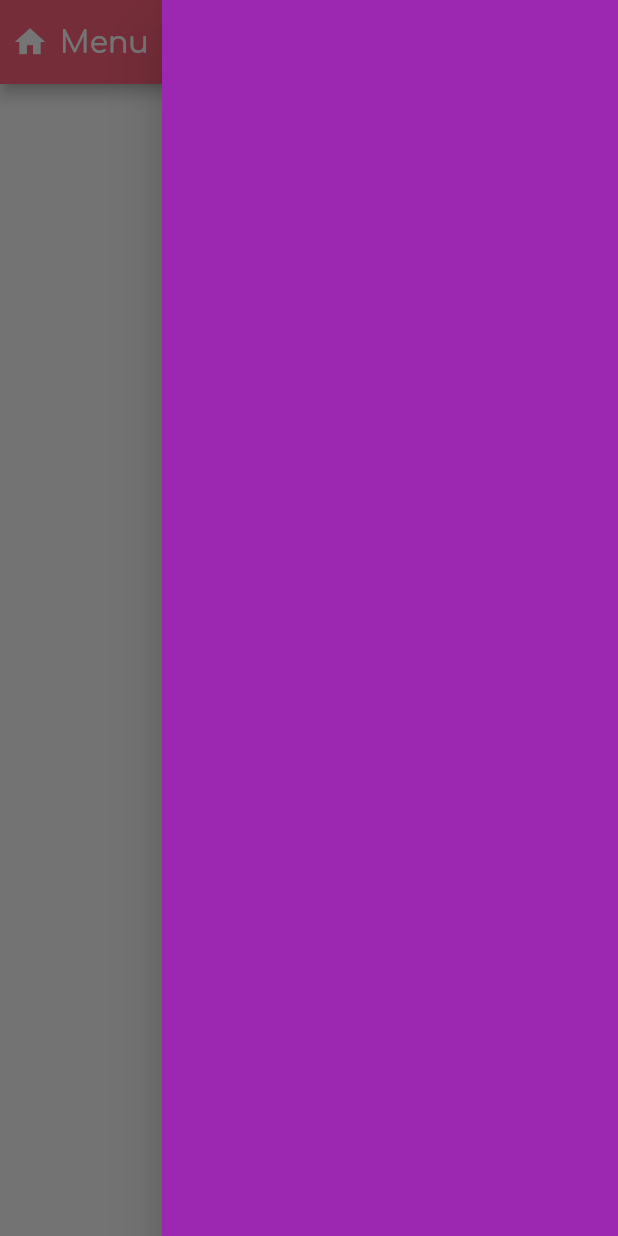
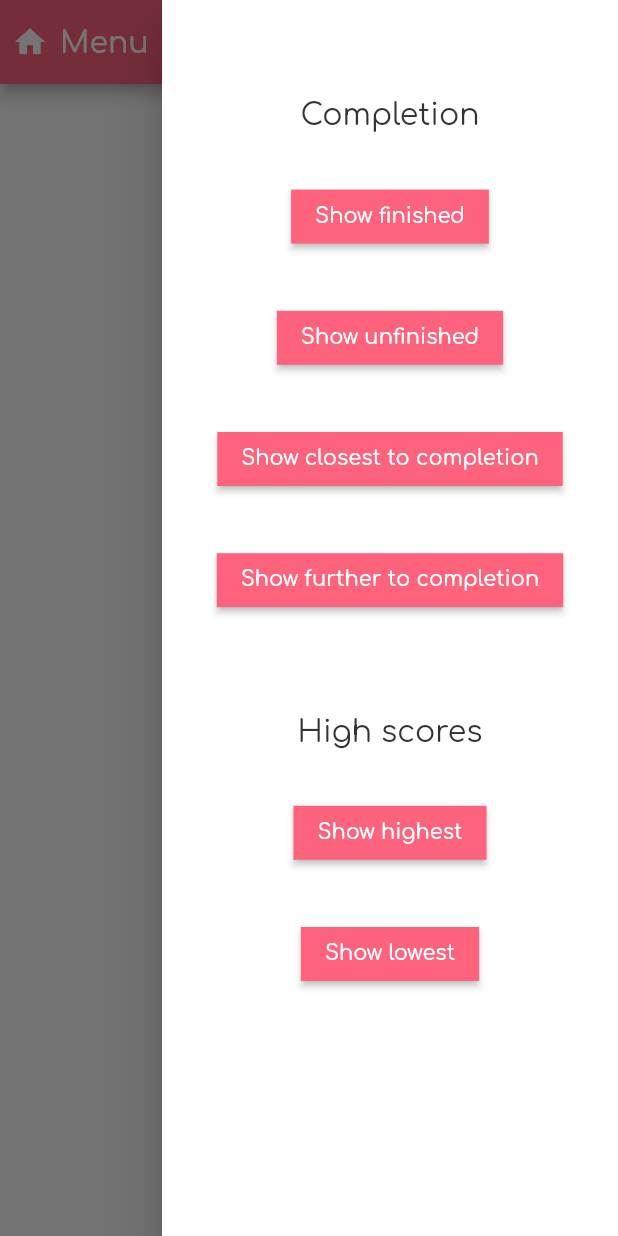
Before and after one commit to Cellulo-Hub-Team/Hub, a Flutter app: the MyAchievements screen opened directly, with the side drawer open, on a phone screen of 412 x 824 dp. Run offline on Flutter 3.47's test engine with Material 2 defaults, Android fonts, the phone set to English and light mode, and no system bars; our stand-ins replace cloud_firestore, file_picker, firebase_auth, firebase_core, firebase_storage, flutter_icons and 6 more; missing offline and left inert: cloud_firestore_web, device_apps, firebase_auth_web, firebase_core_web, firebase_storage_web, firedart and 4 more; accounts and stored records are empty.

Commit message:
Added filters to MyAchievements

```diff
--- a/lib/custom_widgets/custom_scaffold.dart
+++ b/lib/custom_widgets/custom_scaffold.dart
@@ -40,11 +40,11 @@ class _CustomScaffoldState extends State<CustomScaffold> {
   //The app bar with custom leading button and title
   AppBar _appBar() {
     return AppBar(
-      /*actions: [
+      actions: [
         Builder(
           builder: (context) => Container(),
         ),
-      ],*/
+      ],
       centerTitle: true,
       backgroundColor: CustomColors.currentColor,
       title: Text(widget.name),
@@ -55,7 +55,7 @@ class _CustomScaffoldState extends State<CustomScaffold> {
             icon: Icon(widget.leadingIcon, color: Colors.white),
             label: Text(
               widget.leadingName,
-              style: TextStyle(color: Colors.white, fontSize: 20),
+              style: const TextStyle(color: Colors.white, fontSize: 20),
             ))
       ]),
       leadingWidth: 200,
@@ -73,7 +73,9 @@ class _CustomScaffoldState extends State<CustomScaffold> {
               icon: widget.floatingIcon ?? Icons.close,
               color: Colors.white,
               onPressed: () {
-                widget.onPressedFloating!();
+                if (widget.onPressedFloating != null){
+                  widget.onPressedFloating!();
+                }
                 if (widget.drawer != null){
                   Scaffold.of(context).openEndDrawer();
                 }
--- a/lib/main/my_achievements.dart
+++ b/lib/main/my_achievements.dart
@@ -1,6 +1,7 @@
 import 'dart:async';
 
 import 'package:cellulo_hub/api/shell_scripts.dart';
+import 'package:cellulo_hub/custom_widgets/custom_elevated_button.dart';
 import 'package:cellulo_hub/custom_widgets/custom_scaffold.dart';
 import 'package:cellulo_hub/game/game_panel_list.dart';
 import 'package:cellulo_hub/main.dart';
@@ -38,6 +39,7 @@ class _MyAchievementsState extends State<MyAchievements>
   }
 
   _buildAchievement(Pair _pair) {
+    setState(() {
     if (_pair.achievement.type == "one") {
       _achievementsTable.add(_achievementRow(
           _pair.achievement.label,
@@ -67,42 +69,55 @@ class _MyAchievementsState extends State<MyAchievements>
         Ionicons.ios_podium,
         Text(_pair.achievement.value.toString(), style: Style.achievementStyle()),
         _pair.game));
+    });
   }
 
-  _onPressedSort(){
-    setState(() {
+  _onPressedSort(int _sort){
       List<Pair> _achievementsList = [];
       for (var _game in Common.allGamesList){
         for (var _achievement in Common.allAchievementsMap[_game] ?? []){
           _achievementsList.add(Pair(_achievement, _game));
         }
       }
-      int _sort = 2;
       switch(_sort){
-        case 0: //Close to completion
-          _achievementsList = _achievementsList.where((a) => a.achievement.type == "multiple").toList();
-          _achievementsList.sort((a, b) => a.achievement.value/a.achievement.steps < b.achievement.value/b.achievement.steps ? 1 : -1);
-          break;
-        case 1: //Finished
+        case 0: //Finished
           _achievementsList = _achievementsList.where((a) =>
           (a.achievement.type == "one" && a.achievement.value > 0)
               || (a.achievement.type == "multiple" && a.achievement.value == a.achievement.steps)
           ).toList();
           break;
-        case 2: //Unfinished
+        case 1: //Unfinished
           _achievementsList = _achievementsList.where((a) =>
           (a.achievement.type == "one" && a.achievement.value == 0)
               || (a.achievement.type == "multiple" && a.achievement.value < a.achievement.steps)
           ).toList();
           break;
+        case 2: //Close to completion
+          _achievementsList = _achievementsList.where((a) =>
+          a.achievement.type == "multiple"
+              && a.achievement.value < a.achievement.steps).toList();
+          _achievementsList.sort((a, b) => a.achievement.value/a.achievement.steps < b.achievement.value/b.achievement.steps ? 1 : -1);
+          break;
+        case 3: //Far from completion
+          _achievementsList = _achievementsList.where((a) => a.achievement.type == "multiple").toList();
+          _achievementsList.sort((a, b) => a.achievement.value/a.achievement.steps > b.achievement.value/b.achievement.steps ? 1 : -1);
+          break;
+        case 4: //High scores
+          _achievementsList = _achievementsList.where((a) => a.achievement.type == "high").toList();
+          _achievementsList.sort((a, b) => a.achievement.value < b.achievement.value ? 1 : -1);
+          break;
+        default: //Close to completion
+          _achievementsList = _achievementsList.where((a) => a.achievement.type == "high").toList();
+          _achievementsList.sort((a, b) => a.achievement.value > b.achievement.value ? 1 : -1);
+          break;
       }
       _buildAchievementsList(_achievementsList);
-    });
   }
 
   @override
   void initState() {
     CustomColors.currentColor = CustomColors.redColor();
+    _onPressedSort(0);
     super.initState();
   }
 
@@ -117,8 +132,31 @@ class _MyAchievementsState extends State<MyAchievements>
         hasFloating: true,
         floatingIcon: Icons.filter_alt,
         floatingLabel: "Sort by",
-        onPressedFloating: _onPressedSort,
-        drawer: Drawer(child: Container(color: Colors.purple)),
+        onPressedFloating: (){},
+        drawer: Drawer(
+          backgroundColor: CustomColors.inversedDarkThemeColor(),
+            child:
+                Column(children: [
+                  const Spacer(flex: 2),
+                  Text("Completion", style: TextStyle(fontSize: 20, color: CustomColors.darkThemeColor())),
+                  const Spacer(),
+                  CustomElevatedButton(label: "Show finished", onPressed: () => _onPressedSort(0)),
+                  const Spacer(),
+                  CustomElevatedButton(label: "Show unfinished", onPressed: () => _onPressedSort(1)),
+                  const Spacer(),
+                  CustomElevatedButton(label: "Show closest to completion", onPressed: () => _onPressedSort(2)),
+                  const Spacer(),
+                  CustomElevatedButton(label: "Show further to completion", onPressed: () => _onPressedSort(3)),
+                  const Spacer(flex: 2),
+                  Text("High scores", style: TextStyle(fontSize: 20, color: CustomColors.darkThemeColor())),
+                  const Spacer(),
+                  CustomElevatedButton(label: "Show highest", onPressed: () => _onPressedSort(4)),
+                  const Spacer(),
+                  CustomElevatedButton(label: "Show lowest", onPressed: () => _onPressedSort(5)),
+                  const Spacer(flex: 5),
+
+                ])
+        ),
         body: SingleChildScrollView(child: Center(
             child: Container(
                 width: 1000, alignment: Alignment.center, child:
```
